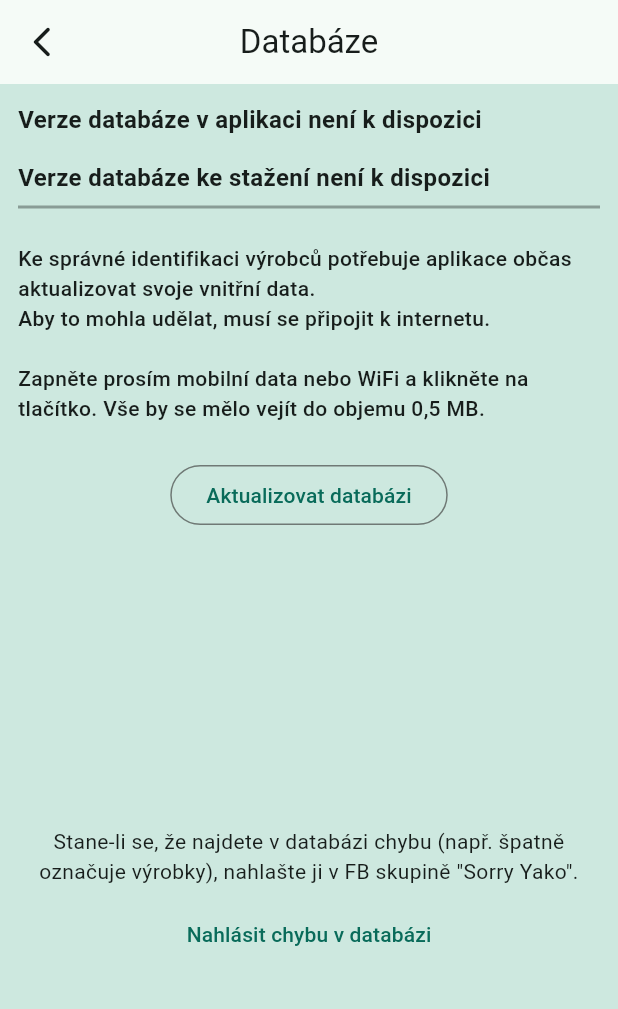
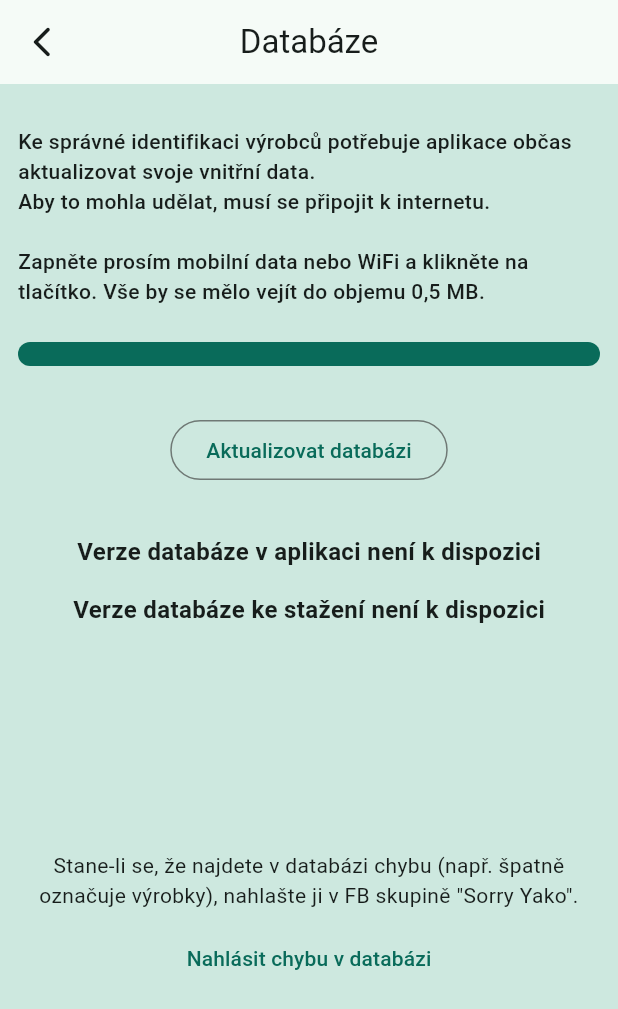
Before and after one commit to gitStanda/babis, a Flutter app: the DataPage screen opened directly, on a phone screen of 412 x 824 dp. Shown: the top 1009 px of the screen. Run offline on Flutter 3.47's test engine with Material 2 defaults, Android fonts, the phone set to English and light mode, and no system bars; our stand-ins replace babstrap_settings_screen, dio, fluttertoast, internet_connection_checker, shared_preferences; missing offline and left inert: mobile_scanner; accounts and stored records are empty; network calls fail.

Commit message:
polished design of data page

```diff
--- a/lib/pages/data_page.dart
+++ b/lib/pages/data_page.dart
@@ -49,27 +49,35 @@ class DataPageState extends State<DataPage> {
         child: Padding(
           padding: const EdgeInsets.all(12.0),
           child: Column(
-            crossAxisAlignment: CrossAxisAlignment.start,
+            crossAxisAlignment: CrossAxisAlignment.center,
             children: [
-              localDataVersion != null
-                  ? Text('Verze databáze v aplikaci: ${localDataVersion!.datum!}', style: versionStyle)
-                  : Text('Verze databáze v aplikaci není k dispozici', style: versionStyle),
-              const SizedBox(height: 16),
-              newDataVersion != null
-                  ? Text('Verze databáze ke stažení: ${newDataVersion!.datum!}', style: versionStyle)
-                  : Text('Verze databáze ke stažení není k dispozici', style: versionStyle),
-              Divider(
-                thickness: 2,
-                color: Colors.black.withOpacity(0.33),
-              ),
+              // Divider(
+              //   thickness: 2,
+              //   color: Colors.black.withOpacity(0.33),
+              // ),
               const SizedBox(height: 16),
               const Text(
                 'Ke správné identifikaci výrobců potřebuje aplikace občas aktualizovat svoje vnitřní data.\nAby to mohla udělat, musí se připojit k internetu. \n\nZapněte prosím mobilní data nebo WiFi a klikněte na tlačítko. Vše by se mělo vejít do objemu 0,5 MB.',
                 style: TextStyle(fontWeight: FontWeight.w500),
               ),
               const SizedBox(height: 24),
-              Center(
-                child: OutlinedButton(
+              ValueListenableBuilder(
+                valueListenable: downloadProgress,
+                builder: (context, progress, child) {
+                  return LinearProgressIndicator(
+                    minHeight: 16,
+                    color: Theme.of(context).colorScheme.onPrimary,
+                    backgroundColor: Theme.of(context).colorScheme.primary,
+                    value: progress,
+                    borderRadius:
+                        const BorderRadius.horizontal(left: Radius.circular(10), right: Radius.circular(10)),
+                  );
+                },
+              ),
+              const SizedBox(
+                height: 32,
+              ),
+              OutlinedButton(
                 onPressed: downloading
                     ? null
                     : () async {
@@ -84,21 +92,17 @@ class DataPageState extends State<DataPage> {
                       },
                 child: const Text('Aktualizovat databázi'),
               ),
-              ),
+
               const SizedBox(
                 height: 32,
               ),
-              ValueListenableBuilder(
-                valueListenable: downloadProgress,
-                builder: (context, progress, child) {
-                  return downloading
-                      ? LinearProgressIndicator(
-                          minHeight: 5,
-                          value: progress,
-                        )
-                      : const SizedBox.shrink();
-                },
-              ),
+              localDataVersion != null
+                  ? Text('Verze databáze v aplikaci: ${localDataVersion!.datum!}', style: versionStyle)
+                  : Text('Verze databáze v aplikaci není k dispozici', style: versionStyle),
+              const SizedBox(height: 16),
+              newDataVersion != null
+                  ? Text('Verze databáze ke stažení: ${newDataVersion!.datum!}', style: versionStyle)
+                  : Text('Verze databáze ke stažení není k dispozici', style: versionStyle),
               Expanded(
                 child: Center(
                   child: Column(
```
Lines whose indentation alone changed are shown as unchanged.
